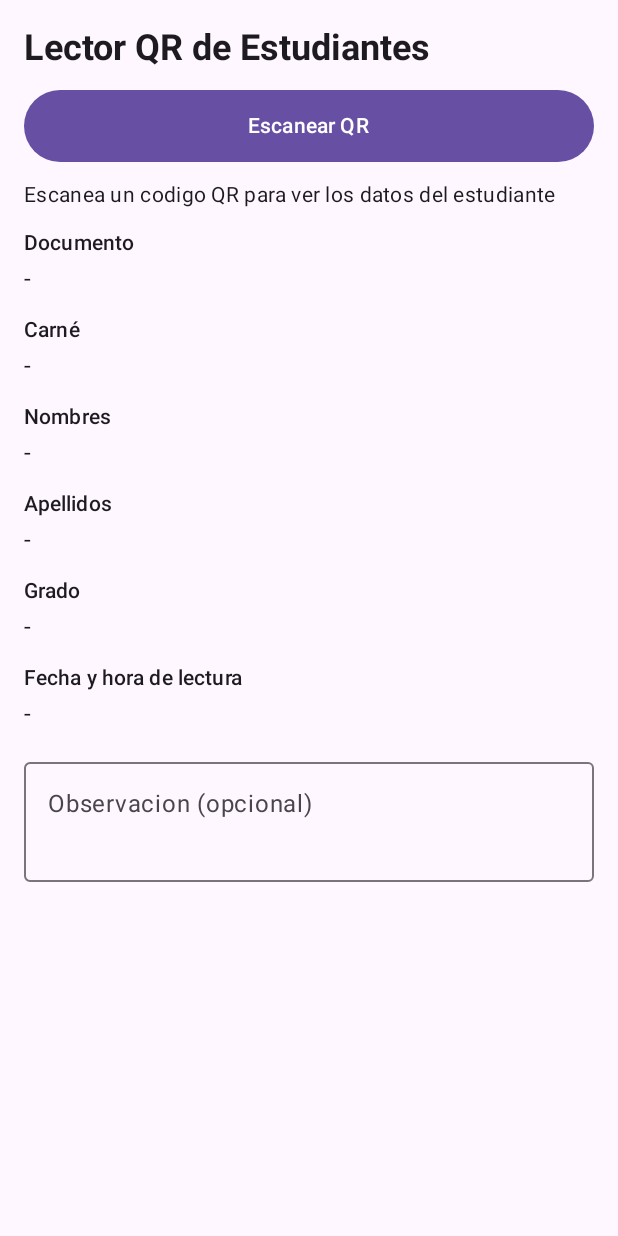
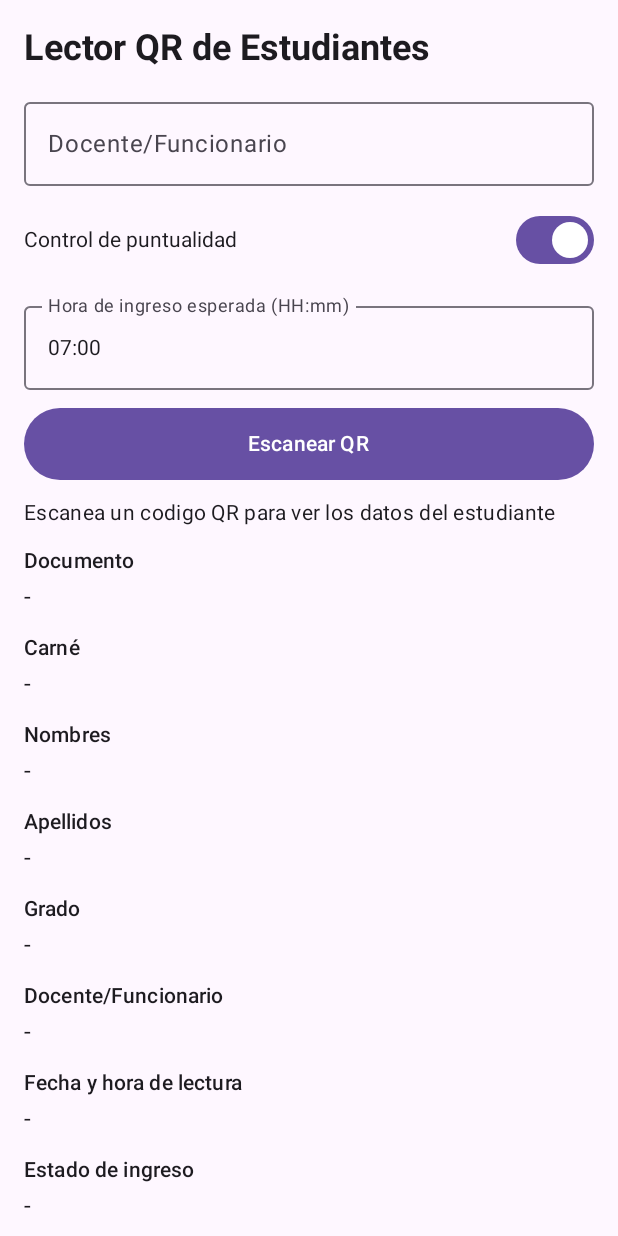
Before and after one commit to C4RL0SJUL14N/Qr, an Android app built with Jetpack Compose: the screen it shows after launch (MainActivity), on a phone screen of 412 x 824 dp. Run offline under Robolectric (Android 15) with nearby library versions, the light colour scheme and no system bars; libraries missing offline, so code that uses them is left out: com.google.zxing.integration.

Commit message:
Add operator registration and configurable punctuality control

```diff
--- a/app/src/main/java/com/example/qrstudent/MainActivity.kt
+++ b/app/src/main/java/com/example/qrstudent/MainActivity.kt
@@ -9,6 +9,7 @@ import androidx.activity.result.contract.ActivityResultContracts
 import androidx.compose.foundation.layout.Arrangement
 import androidx.compose.foundation.layout.Column
 import androidx.compose.foundation.layout.PaddingValues
+import androidx.compose.foundation.layout.Row
 import androidx.compose.foundation.layout.fillMaxSize
 import androidx.compose.foundation.layout.fillMaxWidth
 import androidx.compose.foundation.layout.padding
@@ -17,6 +18,7 @@ import androidx.compose.foundation.verticalScroll
 import androidx.compose.material3.Button
 import androidx.compose.material3.MaterialTheme
 import androidx.compose.material3.OutlinedTextField
+import androidx.compose.material3.Switch
 import androidx.compose.material3.Surface
 import androidx.compose.material3.Text
 import androidx.compose.runtime.Composable
@@ -25,6 +27,7 @@ import androidx.compose.runtime.mutableStateOf
 import androidx.compose.runtime.remember
 import androidx.compose.runtime.saveable.rememberSaveable
 import androidx.compose.runtime.setValue
+import androidx.compose.ui.Alignment
 import androidx.compose.ui.Modifier
 import androidx.compose.ui.platform.LocalContext
 import androidx.compose.ui.text.font.FontWeight
@@ -62,6 +65,9 @@ private fun StudentQrScreen() {
 
     var studentInfo by remember { mutableStateOf<StudentInfo?>(null) }
     var readingDateTime by remember { mutableStateOf("") }
+    var operatorName by rememberSaveable { mutableStateOf("") }
+    var punctualityEnabled by rememberSaveable { mutableStateOf(true) }
+    var expectedEntryTime by rememberSaveable { mutableStateOf("07:00") }
     var observation by rememberSaveable { mutableStateOf("") }
     var message by remember { mutableStateOf("Escanea un codigo QR para ver los datos del estudiante") }
 
@@ -101,6 +107,38 @@ private fun StudentQrScreen() {
             fontWeight = FontWeight.Bold
         )
 
+        OutlinedTextField(
+            value = operatorName,
+            onValueChange = { operatorName = it },
+            modifier = Modifier.fillMaxWidth(),
+            label = { Text("Docente/Funcionario") },
+            placeholder = { Text("Nombre de quien registra") },
+            singleLine = true
+        )
+
+        Row(
+            modifier = Modifier.fillMaxWidth(),
+            horizontalArrangement = Arrangement.SpaceBetween,
+            verticalAlignment = Alignment.CenterVertically
+        ) {
+            Text("Control de puntualidad")
+            Switch(
+                checked = punctualityEnabled,
+                onCheckedChange = { punctualityEnabled = it }
+            )
+        }
+
+        if (punctualityEnabled) {
+            OutlinedTextField(
+                value = expectedEntryTime,
+                onValueChange = { expectedEntryTime = it },
+                modifier = Modifier.fillMaxWidth(),
+                label = { Text("Hora de ingreso esperada (HH:mm)") },
+                placeholder = { Text("07:00") },
+                singleLine = true
+            )
+        }
+
         Button(
             onClick = {
                 if (activity == null) {
@@ -130,7 +168,16 @@ private fun StudentQrScreen() {
         StudentField("Nombres", studentInfo?.nombres ?: "-")
         StudentField("Apellidos", studentInfo?.apellidos ?: "-")
         StudentField("Grado", studentInfo?.grado ?: "-")
+        StudentField("Docente/Funcionario", operatorName.ifBlank { "-" })
         StudentField("Fecha y hora de lectura", if (readingDateTime.isBlank()) "-" else readingDateTime)
+        StudentField(
+            "Estado de ingreso",
+            resolveEntryStatus(
+                readingDateTime = readingDateTime,
+                punctualityEnabled = punctualityEnabled,
+                expectedEntryTime = expectedEntryTime
+            )
+        )
 
         OutlinedTextField(
             value = observation,
@@ -230,3 +277,30 @@ private fun currentDateTime(): String {
     val formatter = SimpleDateFormat("yyyy-MM-dd HH:mm:ss", Locale.getDefault())
     return formatter.format(Date())
 }
+
+private fun resolveEntryStatus(
+    readingDateTime: String,
+    punctualityEnabled: Boolean,
+    expectedEntryTime: String
+): String {
+    if (!punctualityEnabled) {
+        return "Funcion deshabilitada"
+    }
+
+    if (readingDateTime.isBlank()) {
+        return "-"
+    }
+
+    val expectedMinutes = parseHourMinute(expectedEntryTime) ?: return "Hora esperada invalida"
+    val readHourMinute = readingDateTime.takeIf { it.length >= 16 }?.substring(11, 16) ?: return "-"
+    val readMinutes = parseHourMinute(readHourMinute) ?: return "-"
+
+    return if (readMinutes <= expectedMinutes) "A tiempo" else "Tarde"
+}
+
+private fun parseHourMinute(value: String): Int? {
+    val match = Regex("^([01]?\\d|2[0-3]):([0-5]\\d)$").matchEntire(value.trim()) ?: return null
+    val hours = match.groupValues[1].toInt()
+    val minutes = match.groupValues[2].toInt()
+    return (hours * 60) + minutes
+}
```
